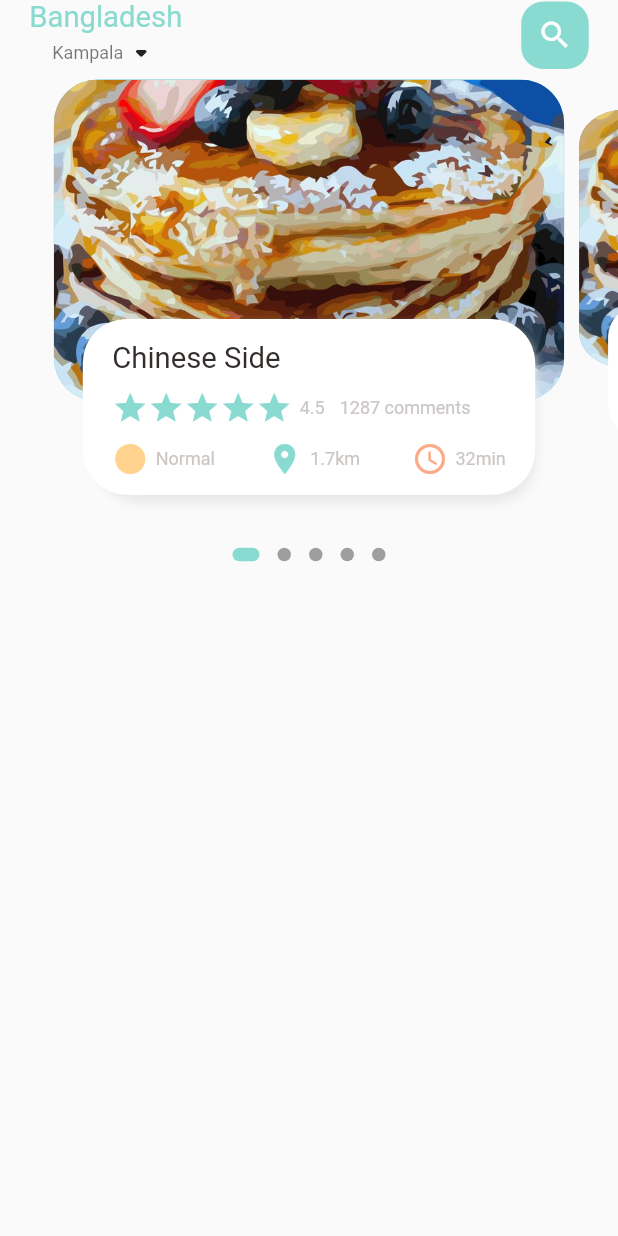
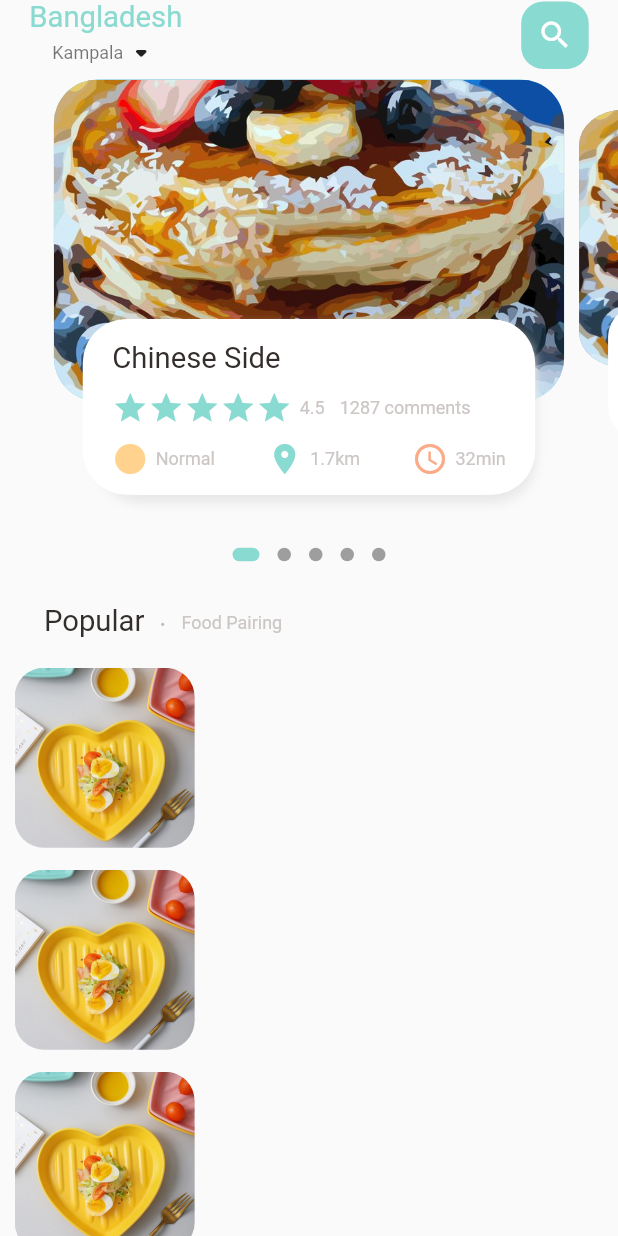
Before and after one commit to ssekuwanda/flutter_food_delivery, a Flutter app: the screen it shows after launch, on a phone screen of 412 x 824 dp. Run offline on Flutter 3.47's test engine with Material 2 defaults, Android fonts, the phone set to English and light mode, and no system bars; drawn by our look-alikes of dots_indicator; our stand-ins replace get.

Commit message:
Added Scrollable body

```diff
--- a/lib/home/food_page_body.dart
+++ b/lib/home/food_page_body.dart
@@ -58,7 +58,59 @@ class _FoodPageBodyState extends State<FoodPageBody> {
             activeShape: RoundedRectangleBorder(
                 borderRadius: BorderRadius.circular(5.0)),
           ),
-        )
+        ),
+        SizedBox(height: Dimensions.height20),
+        Container(
+          margin: EdgeInsets.only(left: Dimensions.width30),
+          child: Row(
+            crossAxisAlignment: CrossAxisAlignment.end,
+            children: [
+              BigText(text: "Popular"),
+              SizedBox(width: Dimensions.width10),
+              Container(
+                margin: const EdgeInsets.only(bottom: 3),
+                child: BigText(text: ".", color: Colors.black26),
+              ),
+              SizedBox(width: Dimensions.width10),
+              Container(
+                margin: const EdgeInsets.only(bottom: 3),
+                child: SmallText(text: "Food Pairing"),
+              ),
+            ],
+          ),
+        ),
+        SizedBox(height: Dimensions.height20),
+        Container(
+          height: 700,
+          child: ListView.builder(
+              physics: NeverScrollableScrollPhysics(),
+              itemCount: 10,
+              itemBuilder: (context, index) {
+                return Container(
+                  margin: EdgeInsets.only(
+                    left: Dimensions.width10,
+                    right: Dimensions.width10,
+                    bottom: Dimensions.height15,
+                  ),
+                  child: Row(
+                    children: [
+                      Container(
+                        width: 120,
+                        height: 120,
+                        decoration: BoxDecoration(
+                          borderRadius:
+                              BorderRadius.circular(Dimensions.radius20),
+                          color: Colors.white38,
+                          image: DecorationImage(
+                            image: AssetImage("assets/images/image1.jpg"),
+                          ),
+                        ),
+                      )
+                    ],
+                  ),
+                );
+              }),
+        ),
       ],
     );
   }
--- a/lib/home/main_food_page.dart
+++ b/lib/home/main_food_page.dart
@@ -65,7 +65,9 @@ class _MainFoodPageState extends State<MainFoodPage> {
                     ],
                   ),
                 ),
-                FoodPageBody(),
+                Expanded(
+                  child: SingleChildScrollView(child: FoodPageBody()),
+                ),
               ],
             ),
           ),
```
